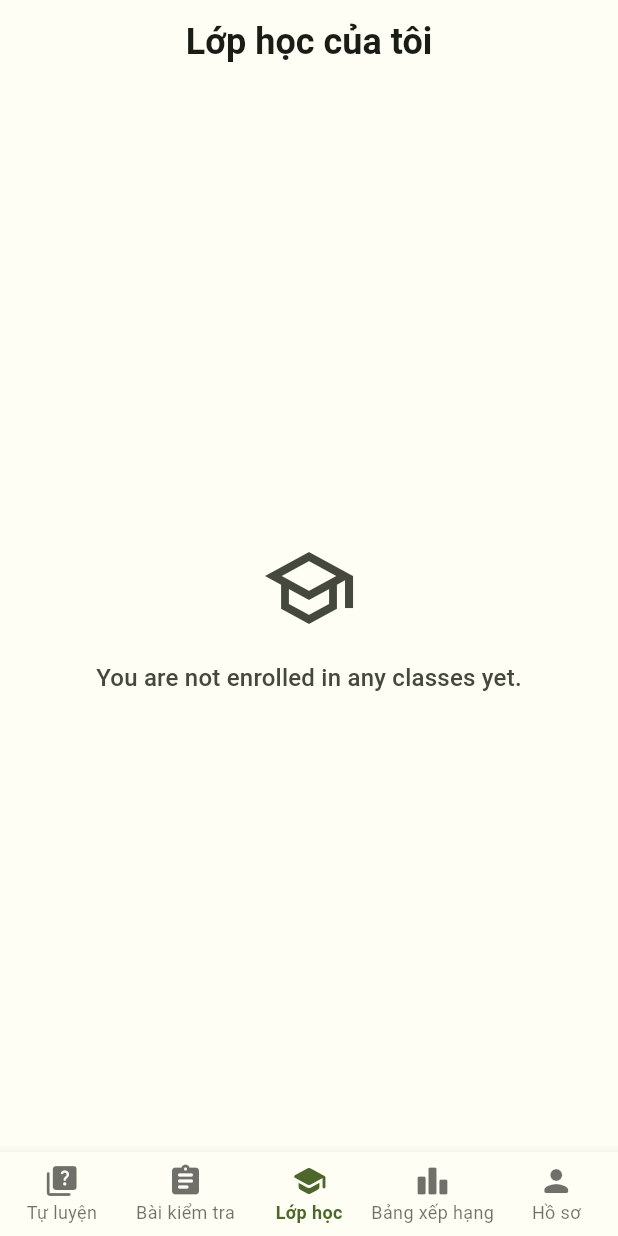
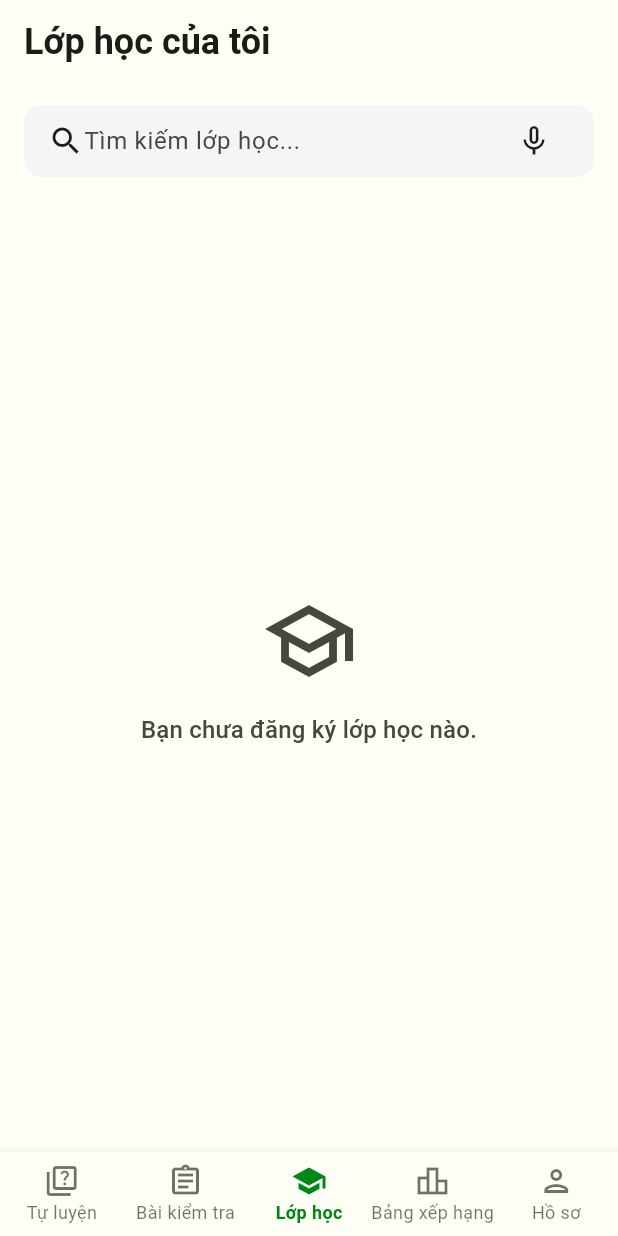
Before and after one commit to snozywolf59/kid-arena, a Flutter app: the StudentDashboard screen opened directly, item 3 of the bottom bar chosen, on a phone screen of 412 x 824 dp. Run offline on Flutter 3.47's test engine with Material 3 defaults, Android fonts, the phone set to English and light mode, and no system bars; our stand-ins replace cloud_firestore, equatable, firebase_auth, firebase_core, flutter_bloc, get_it and 3 more; accounts and stored records are empty.

Commit message:
run android

```diff
--- a/lib/screens/auth/auth_selection_screen.dart
+++ b/lib/screens/auth/auth_selection_screen.dart
@@ -1,4 +1,5 @@
 import 'package:flutter/material.dart';
+import 'package:kid_arena/constants/image.dart';
 import 'package:kid_arena/utils/page_transitions.dart';
 import 'package:kid_arena/screens/auth/login_screen.dart';
 import 'package:kid_arena/screens/auth/register_screen.dart';
@@ -41,7 +42,7 @@ class AuthSelectionScreen extends StatelessWidget {
                       ),
                       child: Center(
                         child: Image.asset(
-                          'images/logo.png',
+                          ImageLink.logoImage,
                           width: size.width * 0.25,
                           height: size.width * 0.25,
                           fit: BoxFit.contain,
--- a/lib/screens/splash_screen.dart
+++ b/lib/screens/splash_screen.dart
@@ -1,4 +1,5 @@
 import 'package:flutter/material.dart';
+import 'package:kid_arena/constants/image.dart';
 import 'package:kid_arena/widgets/common/loading_indicator.dart';
 import 'package:kid_arena/screens/welcome.dart';
 
@@ -71,7 +72,7 @@ class _SplashScreenState extends State<SplashScreen>
                   child: Opacity(
                     opacity: _fadeAnimation.value,
                     child: Image.asset(
-                      'images/logo.png',
+                      ImageLink.logoImage,
                       width: 150,
                       height: 150,
                     ),
--- a/lib/screens/student/class/my_classes_screen.dart
+++ b/lib/screens/student/class/my_classes_screen.dart
@@ -3,20 +3,73 @@ import 'package:kid_arena/models/class.dart';
 import 'package:kid_arena/services/class_service.dart';
 import 'package:kid_arena/get_it.dart';
 import 'package:kid_arena/widgets/student/class/class_card.dart';
+import 'package:kid_arena/widgets/common/search_bar_widget.dart';
 
-class MyClassesScreen extends StatelessWidget {
+class MyClassesScreen extends StatefulWidget {
   const MyClassesScreen({super.key});
+
+  @override
+  State<MyClassesScreen> createState() => _MyClassesScreenState();
+}
+
+class _MyClassesScreenState extends State<MyClassesScreen> {
+  final TextEditingController _searchController = TextEditingController();
+  String _searchQuery = '';
+
+  @override
+  void dispose() {
+    _searchController.dispose();
+    super.dispose();
+  }
+
+  void _onSearch(String query) {
+    setState(() {
+      _searchQuery = query.toLowerCase();
+    });
+  }
+
+  List<Class> _filterClasses(List<Class> classes) {
+    if (_searchQuery.isEmpty) return classes;
+
+    return classes.where((classData) {
+      return classData.name.toLowerCase().contains(_searchQuery) ||
+          classData.description.toLowerCase().contains(_searchQuery);
+    }).toList();
+  }
 
   @override
   Widget build(BuildContext context) {
     final colorScheme = Theme.of(context).colorScheme;
 
     return Scaffold(
-      appBar: AppBar(
-        title: const Text('Lớp học của tôi'),
-        centerTitle: true,
+      body: NestedScrollView(
+        headerSliverBuilder: (context, innerBoxIsScrolled) {
+          return [
+            SliverAppBar(
+              title: const Text(
+                'Lớp học của tôi',
+                style: TextStyle(fontWeight: FontWeight.bold),
+              ),
+              floating: true,
+              pinned: true,
               automaticallyImplyLeading: false,
+              bottom: PreferredSize(
+                preferredSize: const Size.fromHeight(70),
+                child: Padding(
+                  padding: const EdgeInsets.symmetric(
+                    horizontal: 16,
+                    vertical: 8,
                   ),
+                  child: SearchBarWidget(
+                    controller: _searchController,
+                    onSearch: _onSearch,
+                    hintText: 'Tìm kiếm lớp học...',
+                  ),
+                ),
+              ),
+            ),
+          ];
+        },
         body: StreamBuilder<List<Class>>(
           stream: getIt<ClassService>().getClassesForStudentUser(),
           builder: (context, snapshot) {
@@ -73,7 +126,32 @@ class MyClassesScreen extends StatelessWidget {
                     ),
                     const SizedBox(height: 16),
                     Text(
-                    'You are not enrolled in any classes yet.',
+                      'Bạn chưa đăng ký lớp học nào.',
+                      style: Theme.of(context).textTheme.titleMedium?.copyWith(
+                        color: colorScheme.onSurfaceVariant,
+                      ),
+                      textAlign: TextAlign.center,
+                    ),
+                  ],
+                ),
+              );
+            }
+
+            final filteredClasses = _filterClasses(snapshot.data!);
+
+            if (filteredClasses.isEmpty) {
+              return Center(
+                child: Column(
+                  mainAxisAlignment: MainAxisAlignment.center,
+                  children: [
+                    Icon(
+                      Icons.search_off_rounded,
+                      size: 64,
+                      color: colorScheme.onSurfaceVariant,
+                    ),
+                    const SizedBox(height: 16),
+                    Text(
+                      'Không tìm thấy lớp học nào.',
                       style: Theme.of(context).textTheme.titleMedium?.copyWith(
                         color: colorScheme.onSurfaceVariant,
                       ),
@@ -86,9 +164,9 @@ class MyClassesScreen extends StatelessWidget {
 
             return ListView.builder(
               padding: const EdgeInsets.all(16),
-            itemCount: snapshot.data!.length,
+              itemCount: filteredClasses.length,
               itemBuilder: (context, index) {
-              final classData = snapshot.data![index];
+                final classData = filteredClasses[index];
                 return ClassCard(
                   classData: classData,
                   onTap: () {
@@ -99,6 +177,7 @@ class MyClassesScreen extends StatelessWidget {
             );
           },
         ),
+      ),
     );
   }
 }
--- a/lib/screens/student/student_dashboard.dart
+++ b/lib/screens/student/student_dashboard.dart
@@ -42,26 +42,42 @@ class _StudentDashboardState extends State<StudentDashboard> {
             _selectedIndex = index;
           });
         },
-        items: const <BottomNavigationBarItem>[
+        items: <BottomNavigationBarItem>[
           BottomNavigationBarItem(
-            icon: Icon(Icons.quiz_rounded),
+            icon: Icon(
+              _selectedIndex == 0 ? Icons.quiz_rounded : Icons.quiz_outlined,
+            ),
             label: 'Tự luyện',
           ),
           BottomNavigationBarItem(
-            icon: Icon(Icons.assignment_rounded),
+            icon: Icon(
+              _selectedIndex == 1
+                  ? Icons.assignment_rounded
+                  : Icons.assignment_outlined,
+            ),
             label: 'Bài kiểm tra',
           ),
           BottomNavigationBarItem(
-            icon: Icon(Icons.school_rounded),
+            icon: Icon(
+              _selectedIndex == 2 ? Icons.school_sharp : Icons.school_outlined,
+            ),
             label: 'Lớp học',
           ),
           BottomNavigationBarItem(
-            icon: Icon(Icons.leaderboard_rounded),
+            icon: Icon(
+              _selectedIndex == 3
+                  ? Icons.leaderboard_rounded
+                  : Icons.leaderboard_outlined,
+            ),
             label: 'Bảng xếp hạng',
           ),
 
           BottomNavigationBarItem(
-            icon: Icon(Icons.person_rounded),
+            icon: Icon(
+              _selectedIndex == 4
+                  ? Icons.person_rounded
+                  : Icons.person_outlined,
+            ),
             label: 'Hồ sơ',
           ),
         ],
--- a/lib/screens/teacher/class_details/class_detail_screen.dart
+++ b/lib/screens/teacher/class_details/class_detail_screen.dart
@@ -2,8 +2,7 @@ import 'package:flutter/material.dart';
 import 'package:kid_arena/models/class.dart';
 import 'package:kid_arena/screens/teacher/class_details/manage_test_in_class_screen.dart';
 import 'package:kid_arena/screens/teacher/class_details/manage_students_screen.dart';
-import 'package:kid_arena/screens/teacher/test/create_test_screen.dart';
-import 'package:kid_arena/utils/page_transitions.dart';
+
 
 class ClassDetailScreen extends StatefulWidget {
   final Class classroom;
--- a/lib/screens/welcome.dart
+++ b/lib/screens/welcome.dart
@@ -5,6 +5,7 @@ import 'package:flutter/material.dart';
 
 // Pub packages
 import 'package:firebase_auth/firebase_auth.dart';
+import 'package:kid_arena/constants/image.dart';
 
 // Project packages
 import 'package:kid_arena/models/user/index.dart';
@@ -55,7 +56,7 @@ class WelcomeScreen extends StatelessWidget {
                           ),
                           child: Center(
                             child: Image.asset(
-                              'images/logo.png',
+                              ImageLink.logoImage,
                               width: 60,
                               height: 60,
                               fit: BoxFit.cover,
--- a/lib/services/class_service.dart
+++ b/lib/services/class_service.dart
@@ -130,4 +130,6 @@ class ClassService {
               snapshot.docs.map((doc) => Class.fromFirestore(doc)).toList(),
         );
   }
+
+
 }
--- a/lib/services/index.dart
+++ b/lib/services/index.dart
@@ -4,3 +4,4 @@ export 'package:kid_arena/services/test_service.dart';
 export 'package:kid_arena/services/class_service.dart';
 
 export 'package:kid_arena/services/study_streak_service.dart';
+export 'package:kid_arena/services/user_service.dart';
--- a/lib/widgets/common/search_bar_widget.dart
+++ b/lib/widgets/common/search_bar_widget.dart
@@ -104,10 +104,6 @@ class _SearchBarWidgetState extends State<SearchBarWidget> {
             ),
             onPressed: _startListening,
           ),
-          Icon(
-            Icons.filter_list,
-            color: Theme.of(context).colorScheme.onSurface,
-          ),
         ],
       ),
     );
--- a/pubspec.yaml
+++ b/pubspec.yaml
@@ -43,7 +43,9 @@ dependencies:
   google_fonts: ^6.2.1
   percent_indicator: ^4.2.5
   intl: ^0.18.1
-  speech_to_text: ^6.6.0
+  speech_to_text: ^7.0.0
+
+
 
 dev_dependencies:
   flutter_test:
```
Also changed, not shown: lib/constants/app_theme.dart (+4 -4 lines), lib/screens/student/class/assigned_tests_screen.dart (+75 -8 lines), lib/services/achivement_service.dart (added, +10 -0 lines), pubspec.lock, 4 other files. Lines whose indentation alone changed are shown as unchanged.
